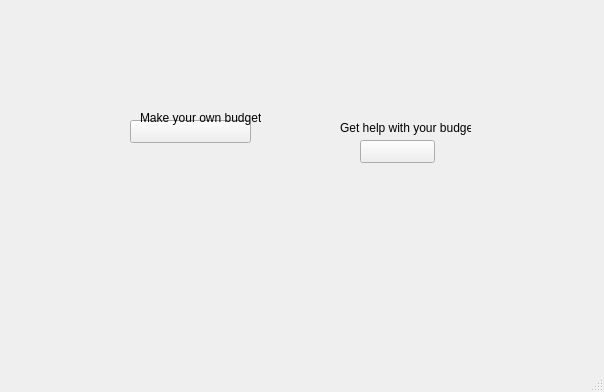
Before: the Qt Designer form makeabudget.ui in wilcer1/STMP, drawn with Qt 5.
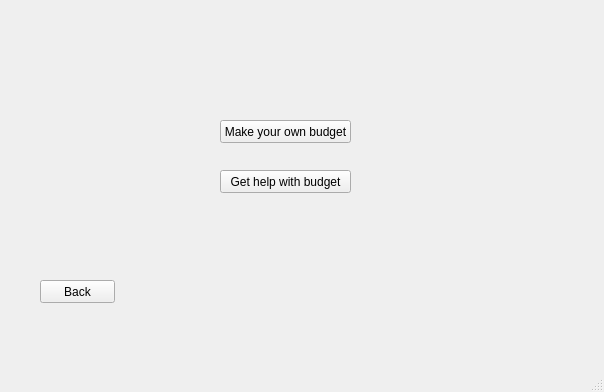
After: the same form once the commit is applied.

Commit message: Fixed make a budget screen and added a backbutton

```diff
--- a/makeabudget.ui
+++ b/makeabudget.ui
@@ -17,56 +17,43 @@
    <bool>false</bool>
   </property>
   <widget class="QWidget" name="centralwidget">
-   <widget class="QPushButton" name="pushButton">
-    <property name="geometry">
-     <rect>
-      <x>130</x>
-      <y>120</y>
-      <width>121</width>
-      <height>23</height>
-     </rect>
-    </property>
-    <property name="text">
-     <string/>
-    </property>
-   </widget>
    <widget class="QPushButton" name="pushButton_2">
     <property name="geometry">
      <rect>
-      <x>360</x>
-      <y>140</y>
-      <width>75</width>
+      <x>220</x>
+      <y>170</y>
+      <width>131</width>
       <height>23</height>
      </rect>
     </property>
     <property name="text">
-     <string/>
+     <string>Get help with budget</string>
     </property>
    </widget>
-   <widget class="QLabel" name="label">
+   <widget class="QPushButton" name="pushButton_3">
     <property name="geometry">
      <rect>
-      <x>140</x>
-      <y>110</y>
-      <width>121</width>
-      <height>16</height>
+      <x>220</x>
+      <y>120</y>
+      <width>131</width>
+      <height>23</height>
      </rect>
     </property>
     <property name="text">
      <string>Make your own budget</string>
     </property>
    </widget>
-   <widget class="QLabel" name="label_2">
+   <widget class="QPushButton" name="pushButton">
     <property name="geometry">
      <rect>
-      <x>340</x>
-      <y>120</y>
-      <width>131</width>
-      <height>16</height>
+      <x>40</x>
+      <y>280</y>
+      <width>75</width>
+      <height>23</height>
      </rect>
     </property>
     <property name="text">
-     <string>Get help with your budget</string>
+     <string>Back</string>
     </property>
    </widget>
   </widget>
```
The commit also changes 2 other files.
